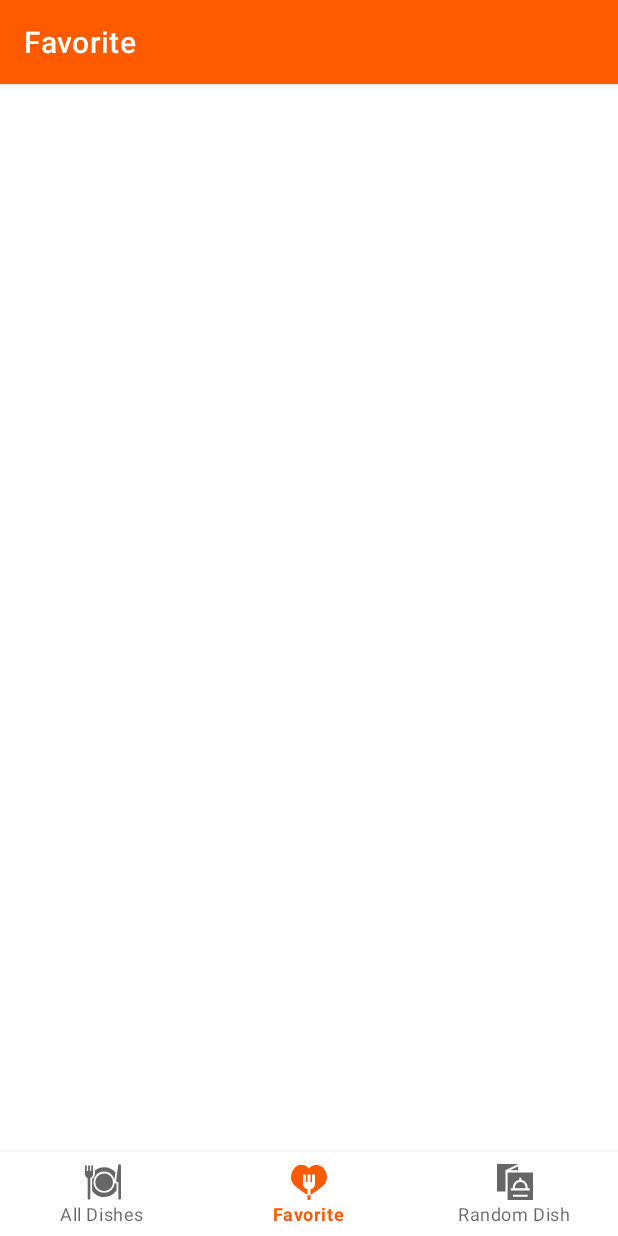
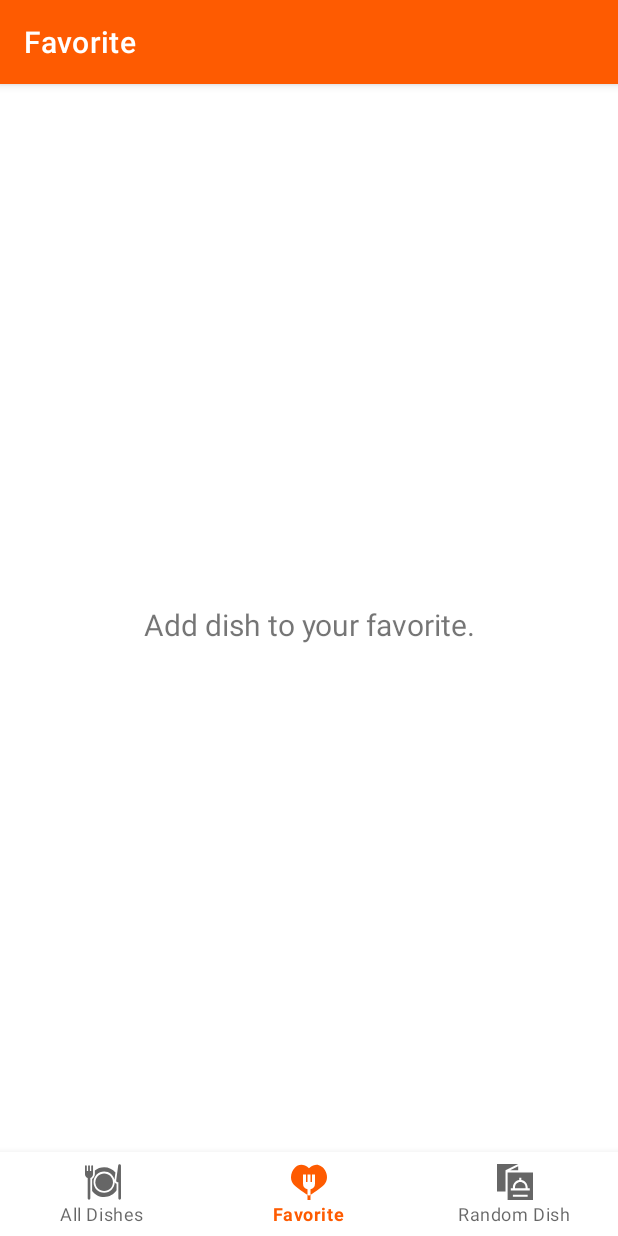
Before and after one commit to X001DEV/Foodies, an Android app: the FavoriteDishesFragment screen opened through its navigation route, on a phone screen of 412 x 824 dp. Run offline under Robolectric (Android 15) with nearby library versions, the phone set to English and light mode, and no system bars; our stand-ins replace navigation-ui; libraries missing offline, so code that uses them is left out: com.blogspot.atifsoftwares; 1 statement that could not run was skipped.

Commit message:
Show favorite dish data in FavoriteDishesFragment.kt

```diff
--- a/app/src/main/java/dev/x001/foodies/view/fragments/AllDishesFragment.kt
+++ b/app/src/main/java/dev/x001/foodies/view/fragments/AllDishesFragment.kt
@@ -57,10 +57,10 @@ class AllDishesFragment : Fragment() {
             dishes.let {
                 Toast.makeText(requireActivity(), "DATA IS UPDATED", Toast.LENGTH_SHORT).show()
                if (it.isNotEmpty()){
+                   dishAdapter.dishesList(it)
+
                    binding.dishRecyclerView.visibility = View.VISIBLE
                    binding.textNoDataTextView.visibility = View.GONE
-
-                   dishAdapter.dishesList(it)
                }else{
                    binding.dishRecyclerView.visibility = View.INVISIBLE
                    binding.textNoDataTextView.visibility = View.VISIBLE
--- a/app/src/main/java/dev/x001/foodies/view/fragments/FavoriteDishesFragment.kt
+++ b/app/src/main/java/dev/x001/foodies/view/fragments/FavoriteDishesFragment.kt
@@ -5,12 +5,12 @@ import android.util.Log
 import android.view.LayoutInflater
 import android.view.View
 import android.view.ViewGroup
-import android.widget.TextView
 import androidx.fragment.app.Fragment
 import androidx.fragment.app.viewModels
 import androidx.lifecycle.ViewModelProvider
 import dev.x001.foodies.application.DishApplication
 import dev.x001.foodies.databinding.FragmentFavoriteDishesBinding
+import dev.x001.foodies.view.adapter.DishAdapter
 import dev.x001.foodies.viewmodel.DashboardViewModel
 import dev.x001.foodies.viewmodel.DishViewModel
 import dev.x001.foodies.viewmodel.DishViewModelFactory
@@ -33,27 +33,28 @@ class FavoriteDishesFragment : Fragment() {
             ViewModelProvider(this).get(DashboardViewModel::class.java)
 
         _binding = FragmentFavoriteDishesBinding.inflate(inflater, container, false)
-        val root: View = binding.root
-
-        val textView: TextView = binding.textDashboard
-        dashboardViewModel.text.observe(viewLifecycleOwner) {
-            textView.text = it
-        }
-        return root
+        return binding.root
     }
 
     override fun onViewCreated(view: View, savedInstanceState: Bundle?) {
         super.onViewCreated(view, savedInstanceState)
+
+        val dishAdapter = DishAdapter(this@FavoriteDishesFragment)
+        binding.favoriteDishRecyclerView.adapter = dishAdapter
 
         mDishViewModel.favoriteDishes.observe(viewLifecycleOwner){
             dishes ->
             dishes.let {
                 if (it.isNotEmpty()){
                     for(dish in it){
-                        Log.i("Favorite Dish", "${dish.dish}")
+                        dishAdapter.dishesList(it)
+
+                        binding.favoriteDishRecyclerView.visibility = View.VISIBLE
+                        binding.textFavoriteTextView.visibility = View.GONE
                     }
                 }else{
-                    Log.i("Favorite Dish", "Empty")
+                    binding.favoriteDishRecyclerView.visibility = View.GONE
+                    binding.textFavoriteTextView.visibility = View.VISIBLE
                 }
             }
         }
```
